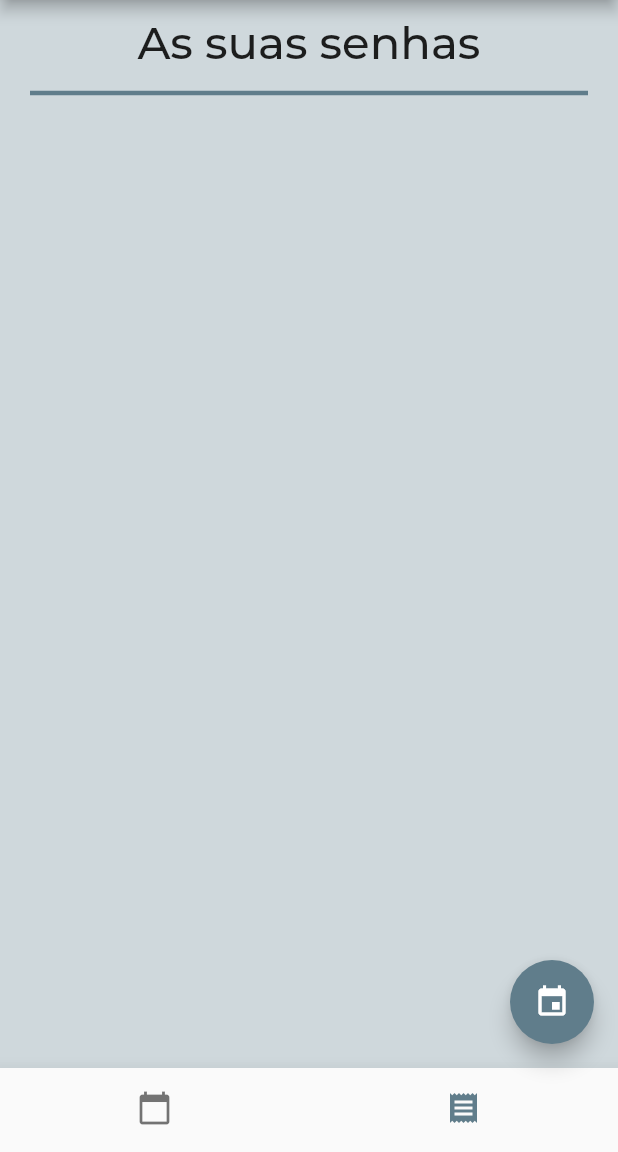
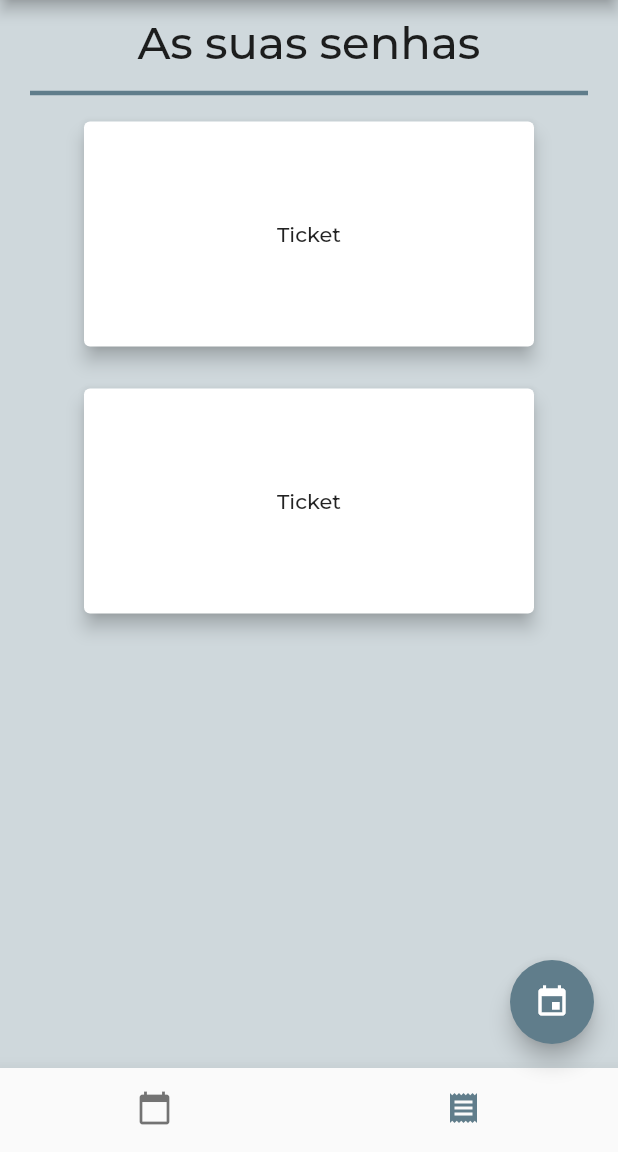
Before and after one commit to JaiPi/dataplate-app-client, a Flutter app: the screen it shows after launch, item 2 of the bottom bar chosen, on a phone screen of 412 x 824 dp, the part 84-1236 px from its top. Run offline on Flutter 3.47's test engine with Material 2 defaults, Android fonts, the phone set to English and light mode, and no system bars; our stand-ins replace date_picker_timeline; missing offline and left inert: dart:ffi; network calls fail.

Commit message:
changes on My ticket view

```diff
--- a/client/lib/pages/home_page.dart
+++ b/client/lib/pages/home_page.dart
@@ -56,7 +56,7 @@ class _HomePageState extends State<HomePage> {
     return Scaffold(
       body: pages[_pageIndex],
       bottomNavigationBar: BottomNav(changePage, _pageIndex),
-      backgroundColor: Colors.grey[200],
+      backgroundColor: Colors.blueGrey[100],
       appBar: AppBar(
         title: const Text("DataPlate"),
       ),
--- a/client/lib/views/my_senhas_view.dart
+++ b/client/lib/views/my_senhas_view.dart
@@ -3,6 +3,7 @@ import 'package:flutter/material.dart';
 import 'package:flutter/src/widgets/container.dart';
 import 'package:flutter/src/widgets/framework.dart';
 import '../widgets/my_senhas_title.dart';
+import '../widgets/ticket.dart';
 
 class MySenhasView extends StatefulWidget {
   const MySenhasView({super.key});
@@ -16,6 +17,7 @@ class _MySenhasViewState extends State<MySenhasView> {
   Widget build(BuildContext context) {
     return Container(
       color: Colors.blueGrey[100],
+      child: SingleChildScrollView(
         child: Column(
           children: const [
             MysenhasTitle(),
@@ -26,7 +28,10 @@ class _MySenhasViewState extends State<MySenhasView> {
               indent: 20,
               endIndent: 20,
             ),
+            Ticket(),
+            Ticket(),
           ],
+        ),
       ),
     );
   }
--- /dev/null
+++ b/client/lib/widgets/ticket.dart
@@ -0,0 +1,26 @@
+import 'package:flutter/material.dart';
+import 'package:flutter/src/widgets/container.dart';
+import 'package:flutter/src/widgets/framework.dart';
+
+class Ticket extends StatelessWidget {
+  const Ticket({super.key});
+
+  @override
+  Widget build(BuildContext context) {
+    return Container(
+      padding: const EdgeInsets.all(10),
+      child: const Card(
+        color: Colors.white,
+        shadowColor: Colors.black,
+        elevation: 5,
+        child: SizedBox(
+          width: 300,
+          height: 150,
+          child: Center(
+            child: Text("Ticket"),
+          ),
+        ),
+      ),
+    );
+  }
+}
```
Lines whose indentation alone changed are shown as unchanged.
